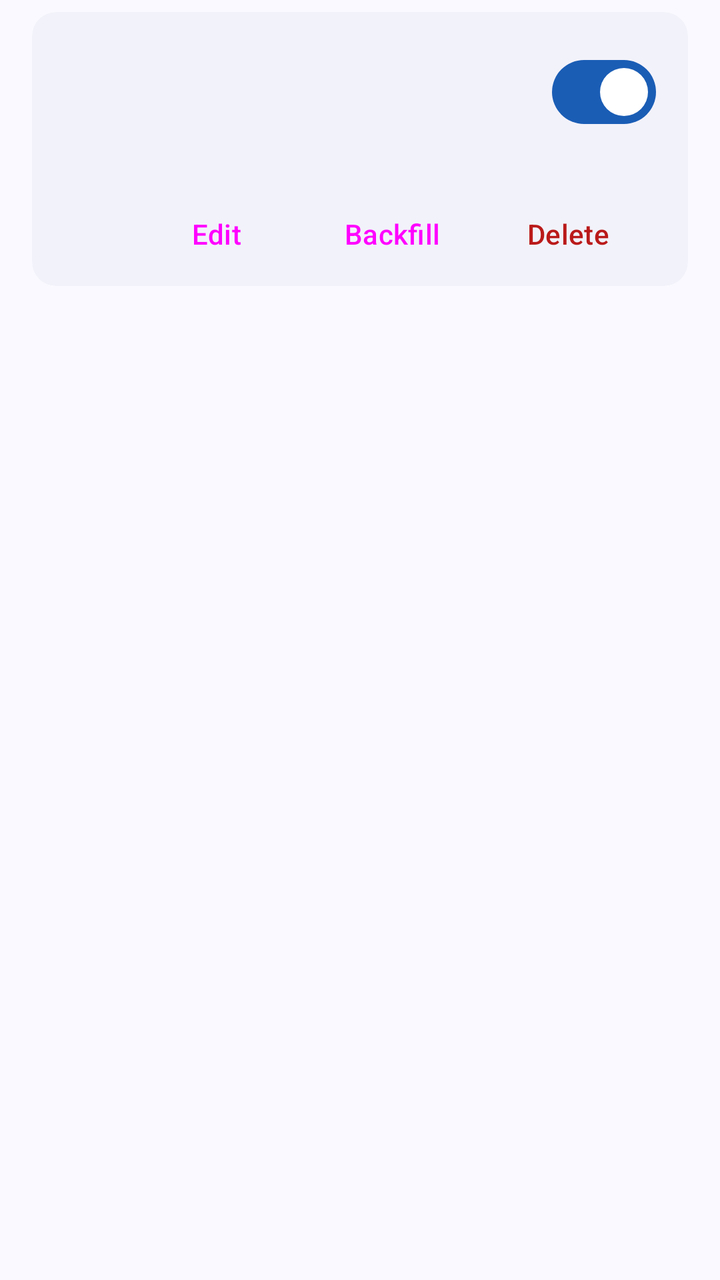
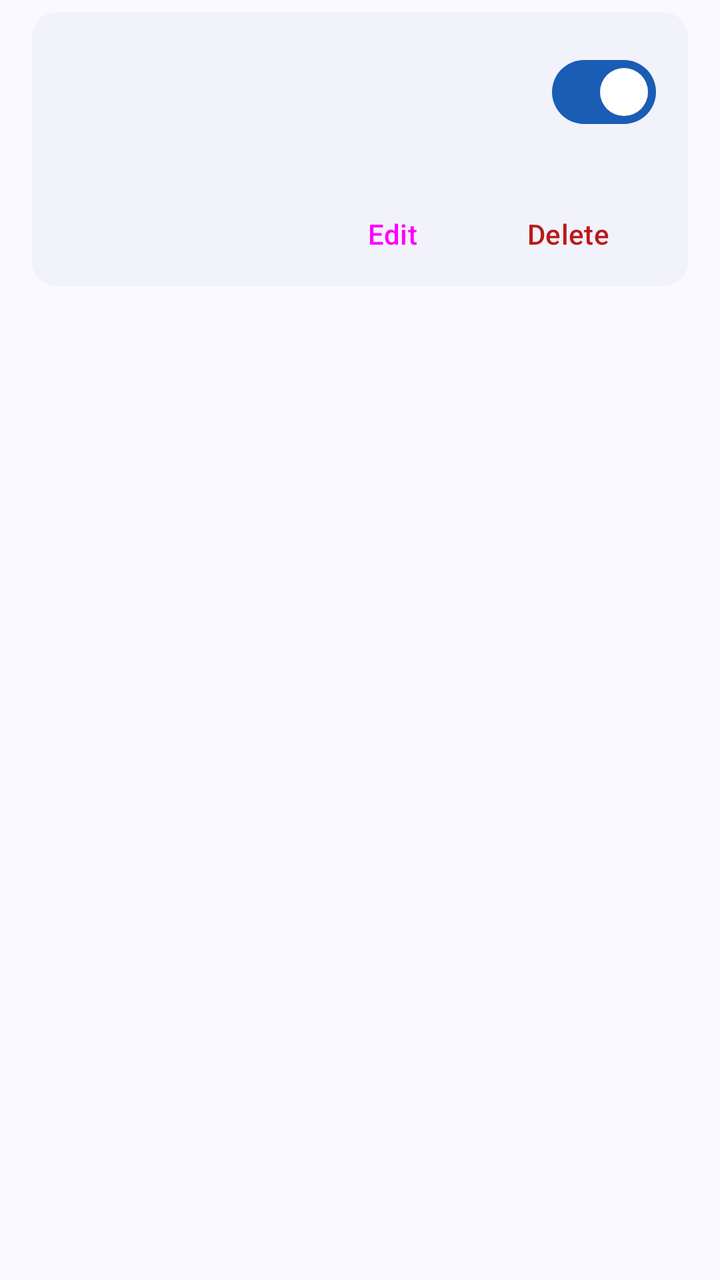

Compare the two renders of this Android layout. The source of the first and the diff that turns it into the second are given below.
<!-- AndroidManifest.xml: application theme AppTheme -->
<!-- res/layout/list_item.xml -->
<?xml version="1.0" encoding="utf-8"?>
<FrameLayout xmlns:android="http://schemas.android.com/apk/res/android"
    xmlns:app="http://schemas.android.com/apk/res-auto"
    android:id="@+id/list_item"
    android:layout_width="match_parent"
    android:layout_height="wrap_content"
    android:paddingStart="@dimen/spacing_medium"
    android:paddingLeft="@dimen/spacing_medium"
    android:paddingTop="6dp"
    android:paddingEnd="@dimen/spacing_medium"
    android:paddingRight="@dimen/spacing_medium"
    android:paddingBottom="6dp">

    <com.google.android.material.card.MaterialCardView
        style="@style/AppTheme.Card"
        android:layout_width="match_parent"
        android:layout_height="wrap_content">

        <LinearLayout
            android:layout_width="match_parent"
            android:layout_height="wrap_content"
            android:orientation="vertical"
            android:paddingStart="@dimen/spacing_medium"
            android:paddingLeft="@dimen/spacing_medium"
            android:paddingTop="@dimen/spacing_medium"
            android:paddingEnd="@dimen/spacing_medium"
            android:paddingRight="@dimen/spacing_medium"
            android:paddingBottom="@dimen/spacing_small">

            <LinearLayout
                android:layout_width="match_parent"
                android:layout_height="wrap_content"
                android:gravity="center_vertical"
                android:orientation="horizontal">

                <TextView
                    android:id="@+id/text_sender"
                    android:layout_width="0dp"
                    android:layout_height="wrap_content"
                    android:layout_weight="1"
                    android:ellipsize="end"
                    android:maxLines="1"
                    android:textAppearance="?attr/textAppearanceTitleMedium"
                    android:textColor="?attr/colorOnSurface" />

                <com.google.android.material.materialswitch.MaterialSwitch
                    android:id="@+id/switch_sms_on_off"
                    style="@style/Widget.Material3.CompoundButton.MaterialSwitch"
                    android:layout_width="wrap_content"
                    android:layout_height="wrap_content"
                    android:layout_marginStart="@dimen/spacing_small"
                    android:layout_marginLeft="@dimen/spacing_small"
                    android:checked="true" />

            </LinearLayout>

            <TextView
                android:id="@+id/text_url"
                android:layout_width="match_parent"
                android:layout_height="wrap_content"
                android:layout_marginTop="2dp"
                android:ellipsize="middle"
                android:maxLines="1"
                android:textAppearance="?attr/textAppearanceBodyMedium"
                android:textColor="?attr/colorOnSurfaceVariant" />

            <LinearLayout
                android:layout_width="match_parent"
                android:layout_height="wrap_content"
                android:layout_marginTop="@dimen/spacing_small"
                android:gravity="end"
                android:orientation="horizontal">

                <Button
                    android:id="@+id/edit_button"
                    style="@style/Widget.Material3.Button.TextButton"
                    android:layout_width="wrap_content"
                    android:layout_height="wrap_content"
                    android:minHeight="36dp"
                    android:text="@string/btn_edit" />

                <Button
                    android:id="@+id/backfill_button"
                    style="@style/Widget.Material3.Button.TextButton"
                    android:layout_width="wrap_content"
                    android:layout_height="wrap_content"
                    android:minHeight="36dp"
                    android:text="@string/btn_backfill" />

                <Button
                    android:id="@+id/delete_button"
                    style="@style/Widget.Material3.Button.TextButton"
                    android:layout_width="wrap_content"
                    android:layout_height="wrap_content"
                    android:minHeight="36dp"
                    android:text="@string/btn_delete"
                    android:textColor="?attr/colorError" />

            </LinearLayout>

        </LinearLayout>

    </com.google.android.material.card.MaterialCardView>

</FrameLayout>
<!-- resources referenced by this layout -->
<resources>
  <dimen name="spacing_medium">16dp</dimen>
  <dimen name="spacing_small">8dp</dimen>
  <string name="btn_backfill">Backfill</string>
  <string name="btn_delete">Delete</string>
  <string name="btn_edit">Edit</string>
  <style name="AppTheme.Card" parent="Widget.Material3.CardView.Filled">
          <item name="cardCornerRadius">@dimen/card_corner_radius</item>
          <item name="cardBackgroundColor">?attr/colorSurfaceContainerLow</item>
          <item name="cardElevation">0dp</item>
      </style>
  <style name="AppTheme" parent="Base.AppTheme" />
  <dimen name="card_corner_radius">12dp</dimen>
  <color name="colorPrimary">#1A5DB5</color>
  <color name="colorOnPrimary">#FFFFFF</color>
  <color name="colorPrimaryContainer">#D6E3FF</color>
  <color name="colorOnPrimaryContainer">#001B3F</color>
  <color name="colorSecondary">#565E71</color>
  <color name="colorOnSecondary">#FFFFFF</color>
  <color name="colorSecondaryContainer">#DAE2F9</color>
  <color name="colorOnSecondaryContainer">#131C2B</color>
  <color name="colorTertiary">#705575</color>
  <color name="colorOnTertiary">#FFFFFF</color>
  <color name="colorTertiaryContainer">#FAD7FF</color>
  <color name="colorOnTertiaryContainer">#28132E</color>
  <color name="colorError">#BA1A1A</color>
  <color name="colorOnError">#FFFFFF</color>
  <color name="colorErrorContainer">#FFDAD6</color>
  <color name="colorOnErrorContainer">#410002</color>
  <color name="colorSurface">#F9F9FF</color>
  <color name="colorOnSurface">#191C20</color>
  <color name="colorSurfaceVariant">#E1E2EC</color>
  <color name="colorOnSurfaceVariant">#44474E</color>
  <color name="colorOutline">#74777F</color>
  <color name="colorOutlineVariant">#C4C6D0</color>
  <color name="colorSurfaceContainerLowest">#FFFFFF</color>
  <color name="colorSurfaceContainerLow">#F2F2FA</color>
  <color name="colorSurfaceContainer">#ECECF4</color>
  <color name="colorSurfaceContainerHigh">#E6E6EE</color>
  <color name="colorSurfaceContainerHighest">#E1E1E9</color>
  <color name="colorBackground">#F9F9FF</color>
</resources>

<!-- the commit's change to res/layout/list_item.xml (unified diff, before → after) -->
@@ -80,14 +80,6 @@
                     android:text="@string/btn_edit" />
 
                 <Button
-                    android:id="@+id/backfill_button"
-                    style="@style/Widget.Material3.Button.TextButton"
-                    android:layout_width="wrap_content"
-                    android:layout_height="wrap_content"
-                    android:minHeight="36dp"
-                    android:text="@string/btn_backfill" />
-
-                <Button
                     android:id="@+id/delete_button"
                     style="@style/Widget.Material3.Button.TextButton"
                     android:layout_width="wrap_content"
<!-- resource entries referenced after the edit -->
@@ -2,7 +2,6 @@
 <resources>
   <dimen name="spacing_medium">16dp</dimen>
   <dimen name="spacing_small">8dp</dimen>
-  <string name="btn_backfill">Backfill</string>
   <string name="btn_delete">Delete</string>
   <string name="btn_edit">Edit</string>
   <style name="AppTheme.Card" parent="Widget.Material3.CardView.Filled">
